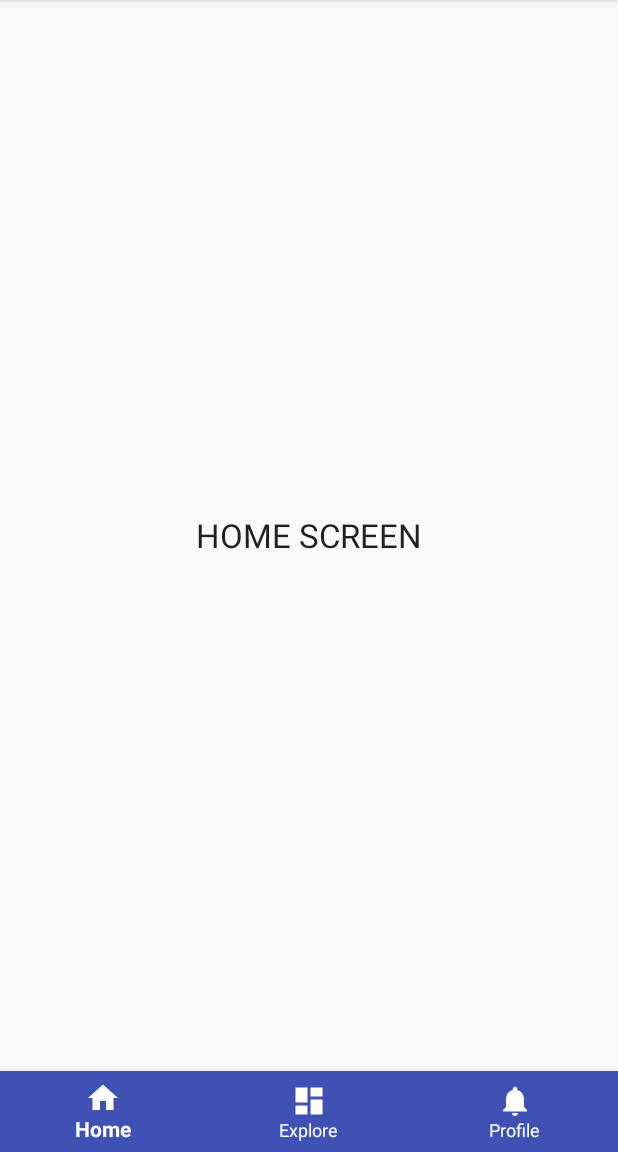
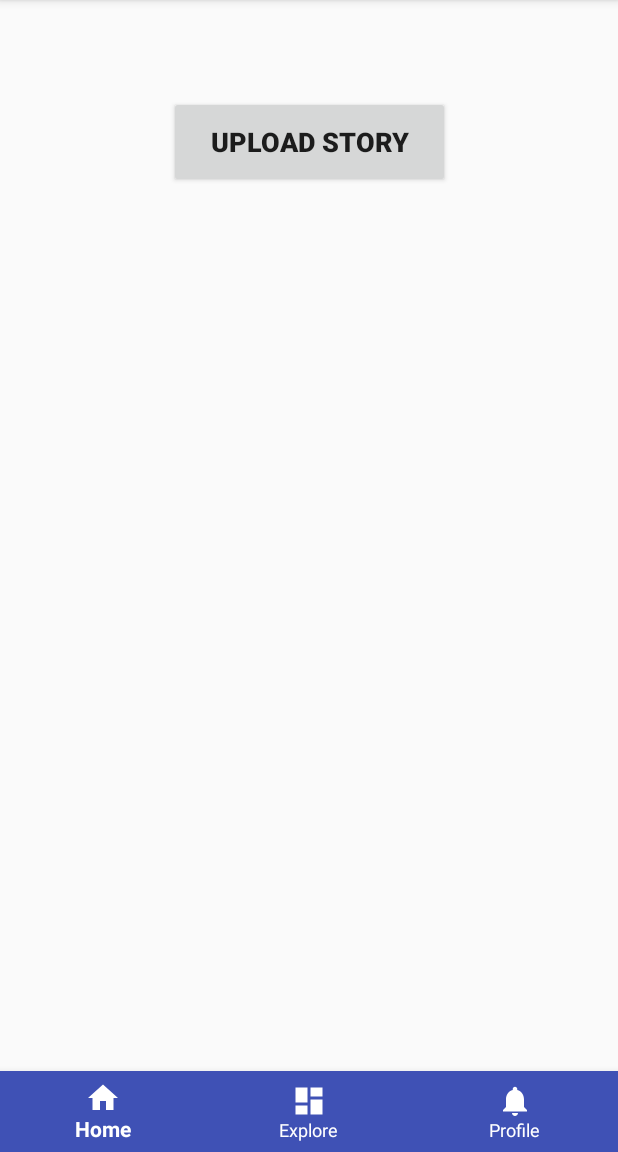
Before and after one commit to amishregmi/Story-Share, an Android app: the screen it shows after launch once a user with an empty profile is signed in (HomeActivity), on a phone screen of 412 x 824 dp, the part 84-1236 px from its top. Run offline under Robolectric (Android 15) with nearby library versions, the phone set to English and light mode, and no system bars; our stand-ins replace Firebase (no records; nobody signed in at launch, a user with empty details on screens opened directly).

```diff
--- a/app/src/main/AndroidManifest.xml
+++ b/app/src/main/AndroidManifest.xml
@@ -1,6 +1,10 @@
 <?xml version="1.0" encoding="utf-8"?>
 <manifest xmlns:android="http://schemas.android.com/apk/res/android"
     package="aregmi.ramapo.edu.storyshare">
+
+    <uses-permission android:name="android.permission.READ_EXTERNAL_STORAGE" />
+    <uses-permission android:name="android.permission.WRITE_EXTERNAL_STORAGE "/>
+
 
     <application
         android:allowBackup="true"
--- a/app/src/main/java/aregmi/ramapo/edu/storyshare/HomeFragment.java
+++ b/app/src/main/java/aregmi/ramapo/edu/storyshare/HomeFragment.java
@@ -1,19 +1,84 @@
 package aregmi.ramapo.edu.storyshare;
 
+import android.app.AlertDialog;
+import android.content.DialogInterface;
 import android.os.Bundle;
+import android.os.Environment;
 import android.support.annotation.NonNull;
 import android.support.annotation.Nullable;
 import android.support.v4.app.Fragment;
 import android.view.LayoutInflater;
 import android.view.View;
 import android.view.ViewGroup;
+import android.widget.Button;
+import android.widget.ListView;
 
-public class HomeFragment extends Fragment{
+import java.io.File;
+import java.util.ArrayList;
+import java.util.List;
+
+public class HomeFragment extends Fragment implements View.OnClickListener {
+
+    private View current;
 
     @Nullable
     @Override
     public View onCreateView(@NonNull LayoutInflater inflater, @Nullable ViewGroup container, @Nullable Bundle savedInstanceState) {
 
-        return inflater.inflate(R.layout.fragment_home, null);
+        current = inflater.inflate(R.layout.fragment_home, container, false);
+        Button upload_button = current.findViewById(R.id.upload_button);
+
+        upload_button.setOnClickListener(this);
+
+        return current;
+    }
+
+    @Override
+    public void onClick(View v) {
+
+        switch (v.getId()){
+            case R.id.upload_button:
+                uploadFile();
+        }
+
+    }
+
+    private void uploadFile() {
+        AlertDialog.Builder load_file = new AlertDialog.Builder(getActivity());
+        load_file.setTitle("Select Story");
+
+        String saved_stories_dir = Environment.getExternalStorageDirectory().getAbsolutePath()+"/saved_stories";
+        System.out.println("SAVED STORIES DIR IS: "+ saved_stories_dir);
+
+        final File[] all_files = new File(saved_stories_dir).listFiles();
+        List<String> text_files = new ArrayList<String>();
+
+//        if (!(all_files.length == 0)){
+
+            for (File onefile: all_files){
+                String file_name = onefile.getName();
+                if (file_name.endsWith(".txt")){
+                    text_files.add(file_name);
+                }
+            }
+
+            int size = text_files.size();
+            String[] options = new String[size];
+            options = text_files.toArray(options);
+
+            load_file.setItems(options, new DialogInterface.OnClickListener() {
+                @Override
+                public void onClick(DialogInterface dialog, int which) {
+                    ListView options = ((AlertDialog)dialog).getListView();
+                    String selected_file = (String) options.getAdapter().getItem(which);
+                    System.out.println("Selected file is: "+ selected_file);
+
+                }
+            });
+
+            load_file.show();
+        //}
+
+
     }
 }
--- a/app/src/main/res/layout/fragment_home.xml
+++ b/app/src/main/res/layout/fragment_home.xml
@@ -1,14 +1,23 @@
 <?xml version="1.0" encoding="utf-8"?>
-<RelativeLayout xmlns:android="http://schemas.android.com/apk/res/android"
+<android.support.constraint.ConstraintLayout xmlns:android="http://schemas.android.com/apk/res/android"
+    xmlns:app="http://schemas.android.com/apk/res-auto"
+    xmlns:tools="http://schemas.android.com/tools"
     android:layout_width="match_parent" android:layout_height="match_parent">
 
-    <TextView
-        android:layout_width="wrap_content"
-        android:layout_height="wrap_content"
-        android:text="HOME SCREEN"
-        android:textAppearance="@style/Base.TextAppearance.AppCompat.Large"
+    <Button
+        android:id="@+id/upload_button"
+        android:layout_width="187dp"
+        android:layout_height="61dp"
+        android:layout_alignParentTop="true"
         android:layout_centerHorizontal="true"
-        android:layout_centerVertical="true"
-        />
-
-</RelativeLayout>
+        android:layout_marginEnd="8dp"
+        android:layout_marginStart="8dp"
+        android:layout_marginTop="64dp"
+        android:text="Upload Story"
+        android:textSize="18sp"
+        android:textStyle="bold"
+        app:layout_constraintEnd_toEndOf="parent"
+        app:layout_constraintHorizontal_bias="0.502"
+        app:layout_constraintStart_toStartOf="parent"
+        app:layout_constraintTop_toTopOf="parent" />
+</android.support.constraint.ConstraintLayout>
```
Also changed, not shown: app/src/main/java/aregmi/ramapo/edu/storyshare/ProfileFragment.java (+44 -5 lines), 2 other files.
